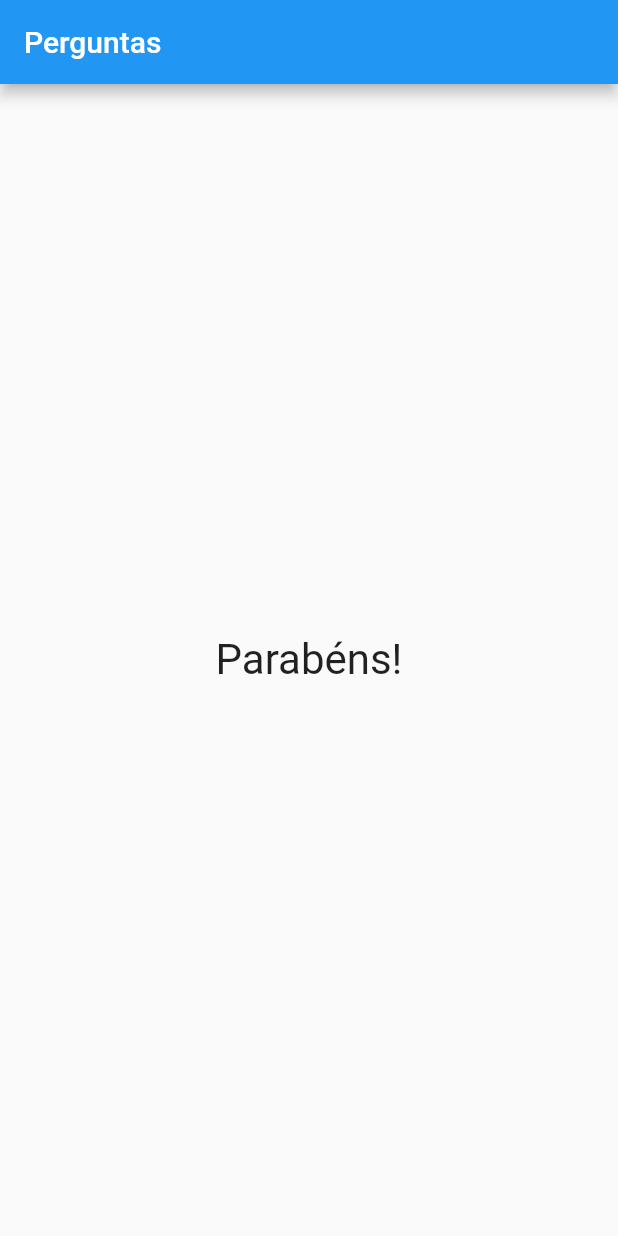
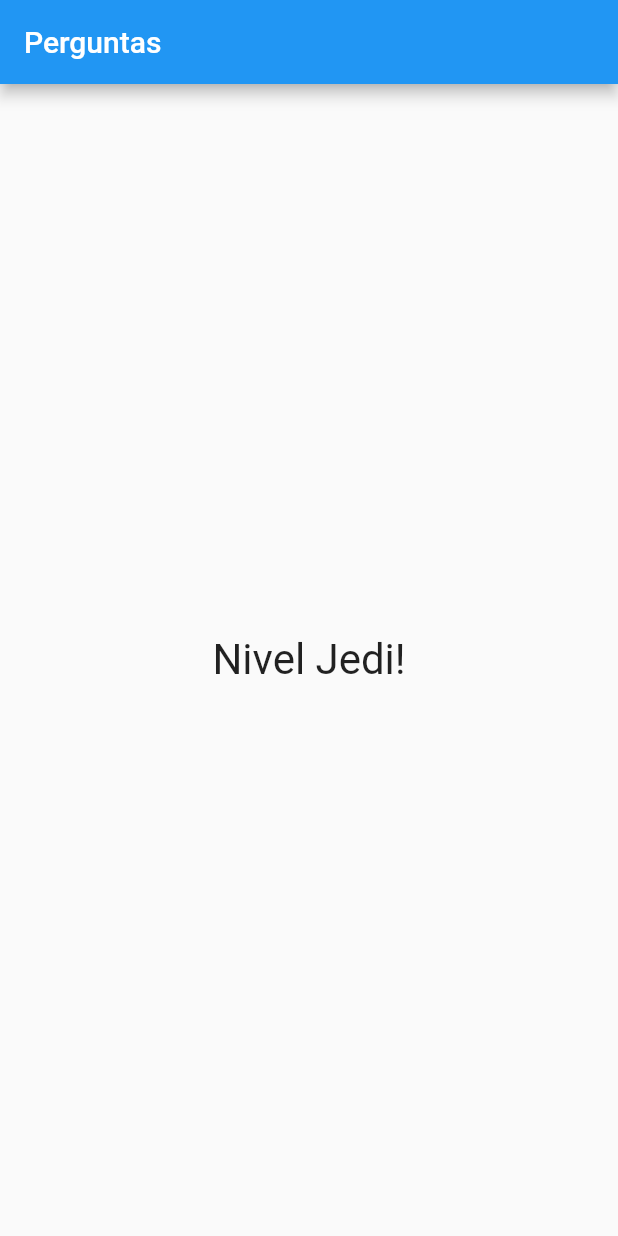
Before and after one commit to luanbatistadev/ProjectQuestions, a Flutter app: the screen it shows after launch, after a tap on "Preto", after a tap on "Cobra", after a tap on "Léo", on a phone screen of 412 x 824 dp. Run offline on Flutter 3.47's test engine with Material 2 defaults, Android fonts, the phone set to English and light mode, and no system bars.

Commit message:
atualização

```diff
--- a/lib/main.dart
+++ b/lib/main.dart
@@ -1,46 +1,59 @@
 import 'package:flutter/material.dart';
-import './questao.dart';
-import './resposta.dart';
+import 'questionario.dart';
 import './resultado.dart';
 
 main() => runApp(PerguntaApp());
 
 class _PerguntaAppState extends State<PerguntaApp> {
+  bool get temPerguntaselecionada {
+    return _perguntaSelecionada < _perguntas.length;
+  }
+
+  var _notaTotal = 0;
   var _perguntaSelecionada = 0;
 
   final List _perguntas = const [
     {
       'texto': 'Qual é a sua cor favorita?',
-      'respostas': ['Preto', 'Vermelho', 'Verde', 'Branco']
+      'respostas': [
+        {'texto': 'Preto', 'nota': 10},
+        {'texto': 'Vermelho', 'nota': 5},
+        {'texto': 'Verde', 'nota': 3},
+        {'texto': 'Branco', 'nota': 1},
+      ]
     },
     {
       'texto': 'Qual é o seu animal favorito?',
-      'respostas': ['Coelho', 'Cobra', 'Elefante', 'Leão']
+      'respostas': [
+        {'texto': 'Coelho', 'nota': 10},
+        {'texto': 'Cobra', 'nota': 5},
+        {'texto': 'Elefante', 'nota': 3},
+        {'texto': 'Leão', 'nota': 1},
+      ]
     },
     {
       'texto': 'Qual os seu instrutor favorito?',
-      'respostas': ['Maria', 'João', 'Léo', 'Pedro']
+      'respostas': [
+        {'texto': 'Maria', 'nota': 10},
+        {'texto': 'João', 'nota': 5},
+        {'texto': 'Léo', 'nota': 3},
+        {'texto': 'Pedro', 'nota': 1},
+      ]
     }
   ];
 
-  void _responder() {
+  void _responder(int nota) {
     if (temPerguntaselecionada) {
       setState(() {
         _perguntaSelecionada++;
+        _notaTotal += nota;
       });
     }
-  }
-
-  bool get temPerguntaselecionada {
-    return _perguntaSelecionada < _perguntas.length;
+    print(_notaTotal);
   }
 
   @override
   Widget build(BuildContext context) {
-    List respostas = temPerguntaselecionada
-        ? _perguntas[_perguntaSelecionada]['respostas']
-        : _perguntas;
-
     //for (var textoResp in respostas) {
     //widgets.add(Resposta(textoResp, _responder));
 //}
@@ -51,13 +64,11 @@ class _PerguntaAppState extends State<PerguntaApp> {
             title: Text('Perguntas'),
           ),
           body: temPerguntaselecionada
-              ? Column(
-                  children: <Widget>[
-                    Questao(_perguntas[_perguntaSelecionada]['texto']),
-                    ...respostas.map((t) => Resposta(t, _responder)).toList(),
-                  ],
-                )
-              : Resultado()),
+              ? Questionario(
+                  perguntas: _perguntas,
+                  perguntaSelecionada: _perguntaSelecionada,
+                  responder: _responder)
+              : Resultado(_notaTotal)),
     );
   }
 }
--- /dev/null
+++ b/lib/questionario.dart
@@ -0,0 +1,37 @@
+import 'package:flutter/material.dart';
+import './questao.dart';
+import 'resposta.dart';
+
+class Questionario extends StatelessWidget {
+  final List perguntas;
+  final void Function(int) responder;
+  final int perguntaSelecionada;
+
+  Questionario(
+      {required this.perguntaSelecionada,
+      required this.perguntas,
+      required this.responder});
+
+  bool get temPerguntaselecionada {
+    return perguntaSelecionada < perguntas.length;
+  }
+
+  @override
+  Widget build(BuildContext context) {
+    List respostas = temPerguntaselecionada
+        ? perguntas[perguntaSelecionada]['respostas']
+        : perguntas;
+
+    return Column(
+      children: <Widget>[
+        Questao(perguntas[perguntaSelecionada]['texto']),
+        ...respostas.map((resp) {
+          return Resposta(
+            resp['texto'],
+             ()=> responder (resp['nota']));
+        }
+        ).toList(),
+        ],
+    );
+  }
+}
--- a/lib/resultado.dart
+++ b/lib/resultado.dart
@@ -1,13 +1,27 @@
 import 'package:flutter/material.dart';
 
 class Resultado extends StatelessWidget {
-  const Resultado({Key? key}) : super(key: key);
+  final int nota;
+
+  Resultado(this.nota);
+
+  String get fraseResultado {
+    if (nota < 8) {
+      return 'Parabéns!';
+    } else if (nota < 12) {
+      return 'Você é bom';
+    } else if (nota < 16) {
+      return 'Impressionate!';
+    } else {
+      return 'Nivel Jedi!';
+    }
+  }
 
   @override
   Widget build(BuildContext context) {
     return Center(
         child: Text(
-      'Parabéns!',
+      fraseResultado,
       style: TextStyle(fontSize: 28),
     ));
   }
```
